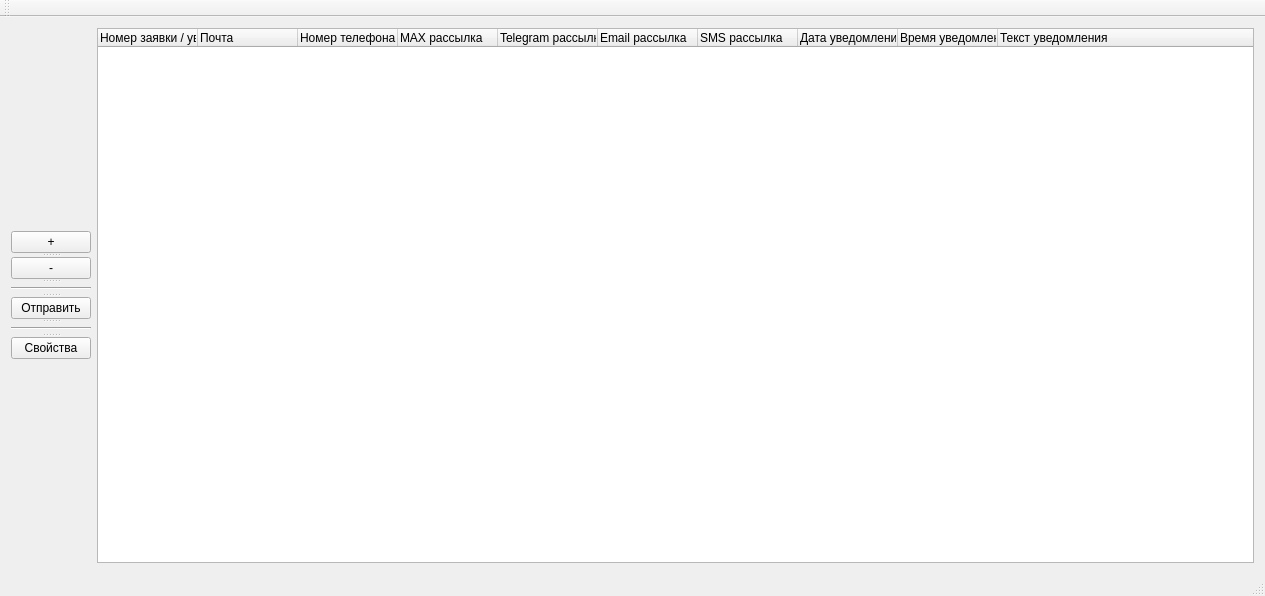
Above: BirdHouse/BirdHouse.ui from AnatolySolovyev12/BirdHouse before the change. Below: the same form after it.
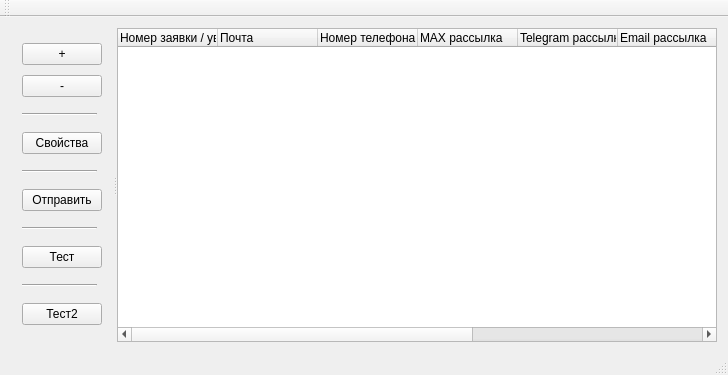
That is the form after the change.

Commit message: correct form...

Diff of the .ui file:
```diff
--- a/BirdHouse/BirdHouse.ui
+++ b/BirdHouse/BirdHouse.ui
@@ -6,8 +6,8 @@
    <rect>
     <x>0</x>
     <y>0</y>
-    <width>1265</width>
-    <height>596</height>
+    <width>727</width>
+    <height>375</height>
    </rect>
   </property>
   <property name="windowTitle">
@@ -23,21 +23,12 @@
    <layout class="QGridLayout" name="gridLayout">
     <item row="0" column="0">
      <widget class="QSplitter" name="splitter">
-      <property name="sizePolicy">
-       <sizepolicy hsizetype="Fixed" vsizetype="Fixed">
-        <horstretch>0</horstretch>
-        <verstretch>0</verstretch>
-       </sizepolicy>
-      </property>
-      <property name="maximumSize">
-       <size>
-        <width>75</width>
-        <height>141</height>
-       </size>
-      </property>
       <property name="orientation">
-       <enum>Qt::Vertical</enum>
+       <enum>Qt::Horizontal</enum>
       </property>
+      <widget class="QWidget" name="">
+       <layout class="QVBoxLayout" name="verticalLayout">
+        <item>
       <widget class="QPushButton" name="pushButtonAdd">
        <property name="sizePolicy">
         <sizepolicy hsizetype="Fixed" vsizetype="Fixed">
@@ -52,6 +43,8 @@
         <string>+</string>
        </property>
       </widget>
+        </item>
+        <item>
       <widget class="QPushButton" name="pushButtonAddMinus">
        <property name="sizePolicy">
         <sizepolicy hsizetype="Fixed" vsizetype="Fixed">
@@ -66,37 +59,8 @@
         <string>-</string>
        </property>
       </widget>
-      <widget class="Line" name="line_3">
-       <property name="sizePolicy">
-        <sizepolicy hsizetype="Fixed" vsizetype="Fixed">
-         <horstretch>0</horstretch>
-         <verstretch>0</verstretch>
-        </sizepolicy>
-       </property>
-       <property name="minimumSize">
-        <size>
-         <width>0</width>
-         <height>10</height>
-        </size>
-       </property>
-       <property name="orientation">
-        <enum>Qt::Horizontal</enum>
-       </property>
-      </widget>
-      <widget class="QPushButton" name="pushButtonRefresh">
-       <property name="sizePolicy">
-        <sizepolicy hsizetype="Fixed" vsizetype="Fixed">
-         <horstretch>0</horstretch>
-         <verstretch>0</verstretch>
-        </sizepolicy>
-       </property>
-       <property name="toolTip">
-        <string>Refresh control parameters for control object</string>
-       </property>
-       <property name="text">
-        <string>Отправить</string>
-       </property>
-      </widget>
+        </item>
+        <item>
       <widget class="Line" name="line_4">
        <property name="sizePolicy">
         <sizepolicy hsizetype="Fixed" vsizetype="Fixed">
@@ -106,14 +70,16 @@
        </property>
        <property name="minimumSize">
         <size>
-         <width>0</width>
-         <height>10</height>
+            <width>75</width>
+            <height>15</height>
         </size>
        </property>
        <property name="orientation">
         <enum>Qt::Horizontal</enum>
        </property>
       </widget>
+        </item>
+        <item>
       <widget class="QPushButton" name="pushButtonSetting">
        <property name="sizePolicy">
         <sizepolicy hsizetype="Fixed" vsizetype="Fixed">
@@ -128,9 +94,96 @@
         <string>Свойства</string>
        </property>
       </widget>
-     </widget>
-    </item>
-    <item row="0" column="1">
+        </item>
+        <item>
+         <widget class="Line" name="line_5">
+          <property name="sizePolicy">
+           <sizepolicy hsizetype="Fixed" vsizetype="Fixed">
+            <horstretch>0</horstretch>
+            <verstretch>0</verstretch>
+           </sizepolicy>
+          </property>
+          <property name="minimumSize">
+           <size>
+            <width>75</width>
+            <height>15</height>
+           </size>
+          </property>
+          <property name="orientation">
+           <enum>Qt::Horizontal</enum>
+          </property>
+         </widget>
+        </item>
+        <item>
+         <widget class="QPushButton" name="pushButtonRefresh">
+          <property name="sizePolicy">
+           <sizepolicy hsizetype="Fixed" vsizetype="Fixed">
+            <horstretch>0</horstretch>
+            <verstretch>0</verstretch>
+           </sizepolicy>
+          </property>
+          <property name="toolTip">
+           <string>Refresh control parameters for control object</string>
+          </property>
+          <property name="text">
+           <string>Отправить</string>
+          </property>
+         </widget>
+        </item>
+        <item>
+         <widget class="Line" name="line_6">
+          <property name="sizePolicy">
+           <sizepolicy hsizetype="Fixed" vsizetype="Fixed">
+            <horstretch>0</horstretch>
+            <verstretch>0</verstretch>
+           </sizepolicy>
+          </property>
+          <property name="minimumSize">
+           <size>
+            <width>75</width>
+            <height>15</height>
+           </size>
+          </property>
+          <property name="orientation">
+           <enum>Qt::Horizontal</enum>
+          </property>
+         </widget>
+        </item>
+        <item>
+         <widget class="QPushButton" name="pushButton">
+          <property name="text">
+           <string>Тест</string>
+          </property>
+         </widget>
+        </item>
+        <item>
+         <widget class="Line" name="line_7">
+          <property name="sizePolicy">
+           <sizepolicy hsizetype="Fixed" vsizetype="Fixed">
+            <horstretch>0</horstretch>
+            <verstretch>0</verstretch>
+           </sizepolicy>
+          </property>
+          <property name="minimumSize">
+           <size>
+            <width>75</width>
+            <height>15</height>
+           </size>
+          </property>
+          <property name="orientation">
+           <enum>Qt::Horizontal</enum>
+          </property>
+         </widget>
+        </item>
+        <item>
+         <widget class="QPushButton" name="pushButton_2">
+          <property name="text">
+           <string>Тест2</string>
+          </property>
+         </widget>
+        </item>
+       </layout>
+      </widget>
      <widget class="QTreeWidget" name="treeWidget">
       <property name="enabled">
        <bool>true</bool>
@@ -143,7 +196,7 @@
       </property>
       <property name="minimumSize">
        <size>
-        <width>300</width>
+         <width>600</width>
         <height>300</height>
        </size>
       </property>
@@ -213,6 +266,7 @@
        </property>
       </column>
      </widget>
+     </widget>
     </item>
    </layout>
   </widget>
@@ -221,7 +275,7 @@
     <rect>
      <x>0</x>
      <y>0</y>
-     <width>1265</width>
+     <width>727</width>
      <height>22</height>
     </rect>
    </property>
```
Lines whose indentation alone changed are shown as unchanged. The commit also changes 1 other file.
